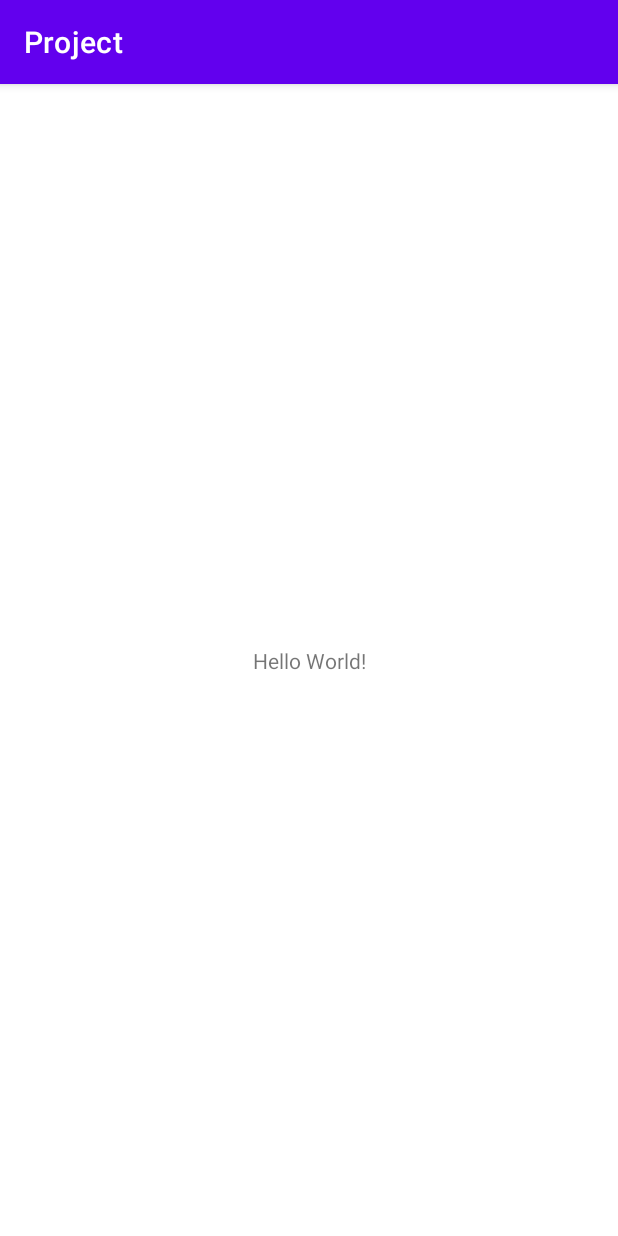
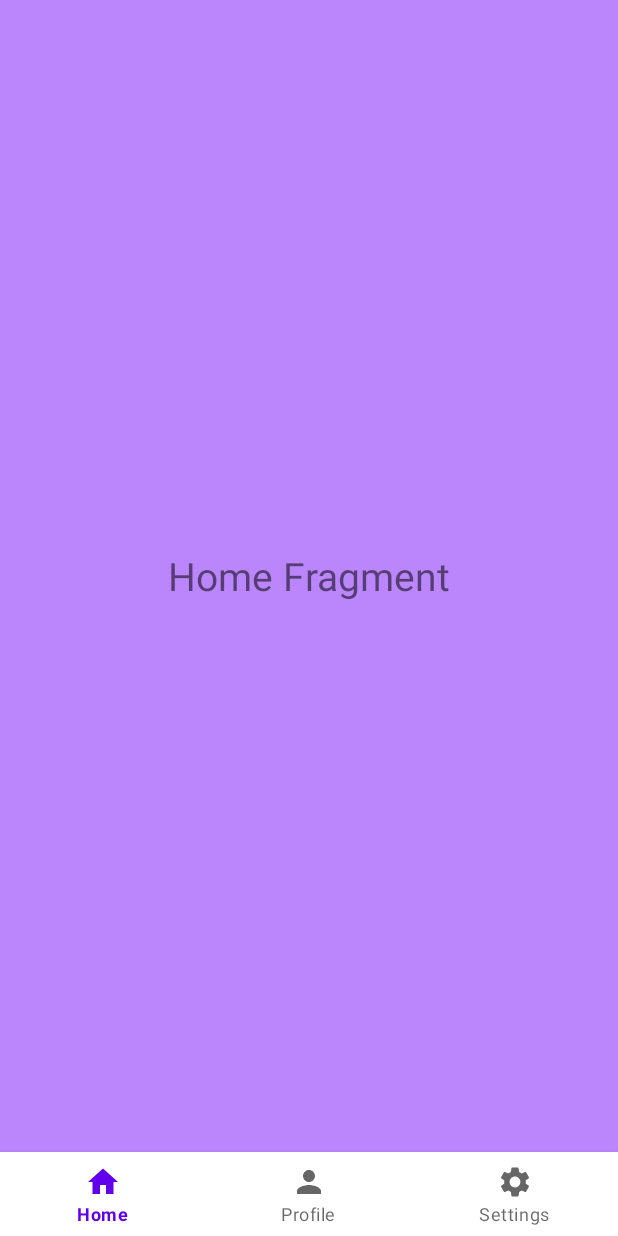
Before and after one commit to giakinh0823/fpay_android, an Android app: the screen it shows after launch (MainActivity), on a phone screen of 412 x 824 dp. Run offline under Robolectric (Android 15) with nearby library versions, the phone set to English and light mode, and no system bars.

Commit message:
Create Navigation

```diff
--- a/app/build.gradle
+++ b/app/build.gradle
@@ -22,6 +22,10 @@ android {
             proguardFiles getDefaultProguardFile('proguard-android-optimize.txt'), 'proguard-rules.pro'
         }
     }
+    buildFeatures {
+        viewBinding true
+    }
+
     compileOptions {
         sourceCompatibility JavaVersion.VERSION_1_8
         targetCompatibility JavaVersion.VERSION_1_8
@@ -30,6 +34,7 @@ android {
 
 dependencies {
 //them thu vien
+
     implementation 'androidx.appcompat:appcompat:1.4.2'
     implementation 'com.github.bumptech.glide:glide:4.11.0'
     annotationProcessor 'com.github.bumptech.glide:compiler:4.11.0'
--- a/app/src/main/java/com/example/project/activity/MainActivity.java
+++ b/app/src/main/java/com/example/project/activity/MainActivity.java
@@ -1,16 +1,58 @@
 package com.example.project.activity;
 
 import androidx.appcompat.app.AppCompatActivity;
+import androidx.fragment.app.Fragment;
+import androidx.fragment.app.FragmentManager;
+import androidx.fragment.app.FragmentTransaction;
 
 import android.os.Bundle;
+import android.view.View;
+import android.widget.Toast;
 
 import com.example.project.R;
+import com.example.project.databinding.ActivityMainBinding;
+import com.example.project.fragment.Home;
+import com.example.project.fragment.Profile;
+import com.example.project.fragment.Setting;
+import com.google.android.material.bottomnavigation.BottomNavigationItemView;
+import com.google.android.material.navigation.NavigationBarItemView;
+import com.google.android.material.navigation.NavigationBarView;
+import com.google.android.material.navigation.NavigationView;
 
 public class MainActivity extends AppCompatActivity {
+
+    ActivityMainBinding binding;
 
     @Override
     protected void onCreate(Bundle savedInstanceState) {
         super.onCreate(savedInstanceState);
-        setContentView(R.layout.activity_main);
+        binding = ActivityMainBinding.inflate(getLayoutInflater());
+        setContentView(binding.getRoot());
+        replaceFragment(new Home());
+
+        binding.bottomNavigationView.setOnItemSelectedListener(item -> {
+           switch (item.getItemId()){
+               case R.id.home:
+                   replaceFragment(new Home());
+                   break;
+               case R.id.profile:
+                   replaceFragment(new Profile());
+                   break;
+               case R.id.settings:
+                   replaceFragment(new Setting());
+                   break;
+           }
+           return  true;
+        });
+
+
+    }
+
+    private  void  replaceFragment(Fragment fragment){
+
+        FragmentManager fragmentManager = getSupportFragmentManager();
+        FragmentTransaction fragmentTransaction = fragmentManager.beginTransaction();
+        fragmentTransaction.replace(R.id.frame_layout, fragment);
+        fragmentTransaction.commit();
     }
 }
--- /dev/null
+++ b/app/src/main/java/com/example/project/fragment/Home.java
@@ -0,0 +1,66 @@
+package com.example.project.fragment;
+
+import android.os.Bundle;
+
+import androidx.fragment.app.Fragment;
+
+import android.view.LayoutInflater;
+import android.view.View;
+import android.view.ViewGroup;
+
+import com.example.project.R;
+
+/**
+ * A simple {@link Fragment} subclass.
+ * Use the {@link Home#newInstance} factory method to
+ * create an instance of this fragment.
+ */
+public class Home extends Fragment {
+
+    // TODO: Rename parameter arguments, choose names that match
+    // the fragment initialization parameters, e.g. ARG_ITEM_NUMBER
+    private static final String ARG_PARAM1 = "param1";
+    private static final String ARG_PARAM2 = "param2";
+
+    // TODO: Rename and change types of parameters
+    private String mParam1;
+    private String mParam2;
+
+    public Home() {
+        // Required empty public constructor
+    }
+
+    /**
+     * Use this factory method to create a new instance of
+     * this fragment using the provided parameters.
+     *
+     * @param param1 Parameter 1.
+     * @param param2 Parameter 2.
+     * @return A new instance of fragment Home.
+     */
+    // TODO: Rename and change types and number of parameters
+    public static Home newInstance(String param1, String param2) {
+        Home fragment = new Home();
+        Bundle args = new Bundle();
+        args.putString(ARG_PARAM1, param1);
+        args.putString(ARG_PARAM2, param2);
+        fragment.setArguments(args);
+        return fragment;
+    }
+
+    @Override
+    public void onCreate(Bundle savedInstanceState) {
+        super.onCreate(savedInstanceState);
+        if (getArguments() != null) {
+            mParam1 = getArguments().getString(ARG_PARAM1);
+            mParam2 = getArguments().getString(ARG_PARAM2);
+        }
+    }
+
+    @Override
+    public View onCreateView(LayoutInflater inflater, ViewGroup container,
+                             Bundle savedInstanceState) {
+        // Inflate the layout for this fragment
+        return inflater.inflate(R.layout.fragment_home, container, false);
+    }
+}
--- /dev/null
+++ b/app/src/main/res/drawable/ic_baseline_home_24.xml
@@ -0,0 +1,5 @@
+<vector android:height="24dp" android:tint="#000000"
+    android:viewportHeight="24" android:viewportWidth="24"
+    android:width="24dp" xmlns:android="http://schemas.android.com/apk/res/android">
+    <path android:fillColor="@android:color/white" android:pathData="M10,20v-6h4v6h5v-8h3L12,3 2,12h3v8z"/>
+</vector>
--- /dev/null
+++ b/app/src/main/res/drawable/ic_baseline_person_24.xml
@@ -0,0 +1,5 @@
+<vector android:height="24dp" android:tint="#000000"
+    android:viewportHeight="24" android:viewportWidth="24"
+    android:width="24dp" xmlns:android="http://schemas.android.com/apk/res/android">
+    <path android:fillColor="@android:color/white" android:pathData="M12,12c2.21,0 4,-1.79 4,-4s-1.79,-4 -4,-4 -4,1.79 -4,4 1.79,4 4,4zM12,14c-2.67,0 -8,1.34 -8,4v2h16v-2c0,-2.66 -5.33,-4 -8,-4z"/>
+</vector>
--- /dev/null
+++ b/app/src/main/res/drawable/ic_baseline_settings_24.xml
@@ -0,0 +1,5 @@
+<vector android:height="24dp" android:tint="#000000"
+    android:viewportHeight="24" android:viewportWidth="24"
+    android:width="24dp" xmlns:android="http://schemas.android.com/apk/res/android">
+    <path android:fillColor="@android:color/white" android:pathData="M19.14,12.94c0.04,-0.3 0.06,-0.61 0.06,-0.94c0,-0.32 -0.02,-0.64 -0.07,-0.94l2.03,-1.58c0.18,-0.14 0.23,-0.41 0.12,-0.61l-1.92,-3.32c-0.12,-0.22 -0.37,-0.29 -0.59,-0.22l-2.39,0.96c-0.5,-0.38 -1.03,-0.7 -1.62,-0.94L14.4,2.81c-0.04,-0.24 -0.24,-0.41 -0.48,-0.41h-3.84c-0.24,0 -0.43,0.17 -0.47,0.41L9.25,5.35C8.66,5.59 8.12,5.92 7.63,6.29L5.24,5.33c-0.22,-0.08 -0.47,0 -0.59,0.22L2.74,8.87C2.62,9.08 2.66,9.34 2.86,9.48l2.03,1.58C4.84,11.36 4.8,11.69 4.8,12s0.02,0.64 0.07,0.94l-2.03,1.58c-0.18,0.14 -0.23,0.41 -0.12,0.61l1.92,3.32c0.12,0.22 0.37,0.29 0.59,0.22l2.39,-0.96c0.5,0.38 1.03,0.7 1.62,0.94l0.36,2.54c0.05,0.24 0.24,0.41 0.48,0.41h3.84c0.24,0 0.44,-0.17 0.47,-0.41l0.36,-2.54c0.59,-0.24 1.13,-0.56 1.62,-0.94l2.39,0.96c0.22,0.08 0.47,0 0.59,-0.22l1.92,-3.32c0.12,-0.22 0.07,-0.47 -0.12,-0.61L19.14,12.94zM12,15.6c-1.98,0 -3.6,-1.62 -3.6,-3.6s1.62,-3.6 3.6,-3.6s3.6,1.62 3.6,3.6S13.98,15.6 12,15.6z"/>
+</vector>
--- a/app/src/main/res/layout/activity_main.xml
+++ b/app/src/main/res/layout/activity_main.xml
@@ -6,13 +6,25 @@
     android:layout_height="match_parent"
     tools:context=".activity.MainActivity">
 
-    <TextView
-        android:layout_width="wrap_content"
+    <FrameLayout
+        android:id="@+id/frame_layout"
+        android:layout_width="0dp"
+        android:layout_height="0dp"
+        app:layout_constraintBottom_toTopOf="@+id/bottomNavigationView"
+        app:layout_constraintEnd_toEndOf="parent"
+        app:layout_constraintStart_toStartOf="parent"
+        app:layout_constraintTop_toTopOf="parent">
+
+    </FrameLayout>
+
+    <com.google.android.material.bottomnavigation.BottomNavigationView
+        android:id="@+id/bottomNavigationView"
+        android:layout_width="0dp"
         android:layout_height="wrap_content"
-        android:text="Hello World!"
         app:layout_constraintBottom_toBottomOf="parent"
         app:layout_constraintEnd_toEndOf="parent"
         app:layout_constraintStart_toStartOf="parent"
-        app:layout_constraintTop_toTopOf="parent" />
+        app:menu="@menu/bottom_nav">
 
+    </com.google.android.material.bottomnavigation.BottomNavigationView>
 </androidx.constraintlayout.widget.ConstraintLayout>
--- /dev/null
+++ b/app/src/main/res/layout/fragment_home.xml
@@ -0,0 +1,17 @@
+<?xml version="1.0" encoding="utf-8"?>
+<FrameLayout xmlns:android="http://schemas.android.com/apk/res/android"
+    xmlns:tools="http://schemas.android.com/tools"
+    android:layout_width="match_parent"
+    android:layout_height="match_parent"
+    android:background="@color/purple_200"
+    tools:context=".fragment.Home">
+
+    <!-- TODO: Update blank fragment layout -->
+    <TextView
+        android:layout_width="wrap_content"
+        android:layout_height="wrap_content"
+        android:text="Home Fragment"
+        android:textSize="26dp"
+        android:layout_gravity="center"/>
+
+</FrameLayout>
--- /dev/null
+++ b/app/src/main/res/menu/bottom_nav.xml
@@ -0,0 +1,13 @@
+<?xml version="1.0" encoding="utf-8"?>
+<menu xmlns:android="http://schemas.android.com/apk/res/android">
+
+    <item android:title="Home"
+        android:id="@+id/home"
+        android:icon="@drawable/ic_baseline_home_24" />
+    <item android:title="Profile"
+        android:id="@+id/profile"
+        android:icon="@drawable/ic_baseline_person_24"/>
+    <item android:title="Settings"
+        android:id="@+id/settings"
+        android:icon="@drawable/ic_baseline_settings_24"/>
+</menu>
--- a/app/src/main/res/values/strings.xml
+++ b/app/src/main/res/values/strings.xml
@@ -1,3 +1,5 @@
 <resources>
     <string name="app_name">Project</string>
+    <!-- TODO: Remove or change this placeholder text -->
+    <string name="hello_blank_fragment">Hello blank fragment</string>
 </resources>
--- a/app/src/main/res/values/themes.xml
+++ b/app/src/main/res/values/themes.xml
@@ -1,6 +1,6 @@
 <resources xmlns:tools="http://schemas.android.com/tools">
     <!-- Base application theme. -->
-    <style name="Theme.Project" parent="Theme.MaterialComponents.DayNight.DarkActionBar">
+    <style name="Theme.Project" parent="Theme.MaterialComponents.DayNight.NoActionBar">
         <!-- Primary brand color. -->
         <item name="colorPrimary">@color/purple_500</item>
         <item name="colorPrimaryVariant">@color/purple_700</item>
```
Also changed, not shown: app/src/main/java/com/example/project/fragment/Profile.java (added, +66 -0 lines), app/src/main/java/com/example/project/fragment/Setting.java (added, +66 -0 lines), app/src/main/res/layout/fragment_profile.xml (added, +17 -0 lines), app/src/main/res/layout/fragment_setting.xml (added, +17 -0 lines).
